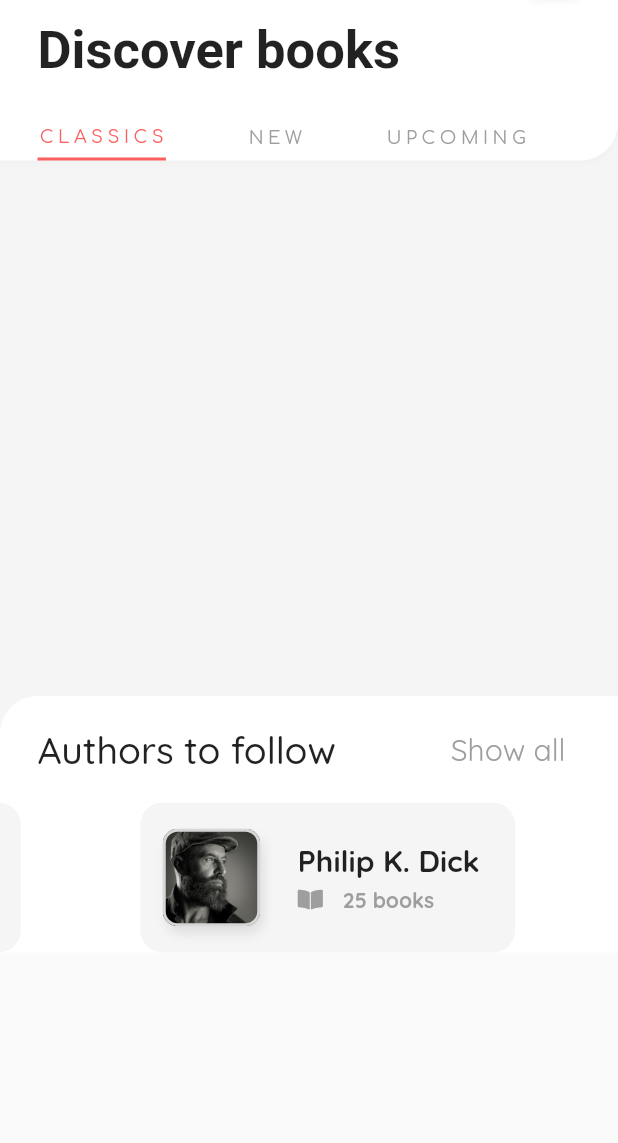
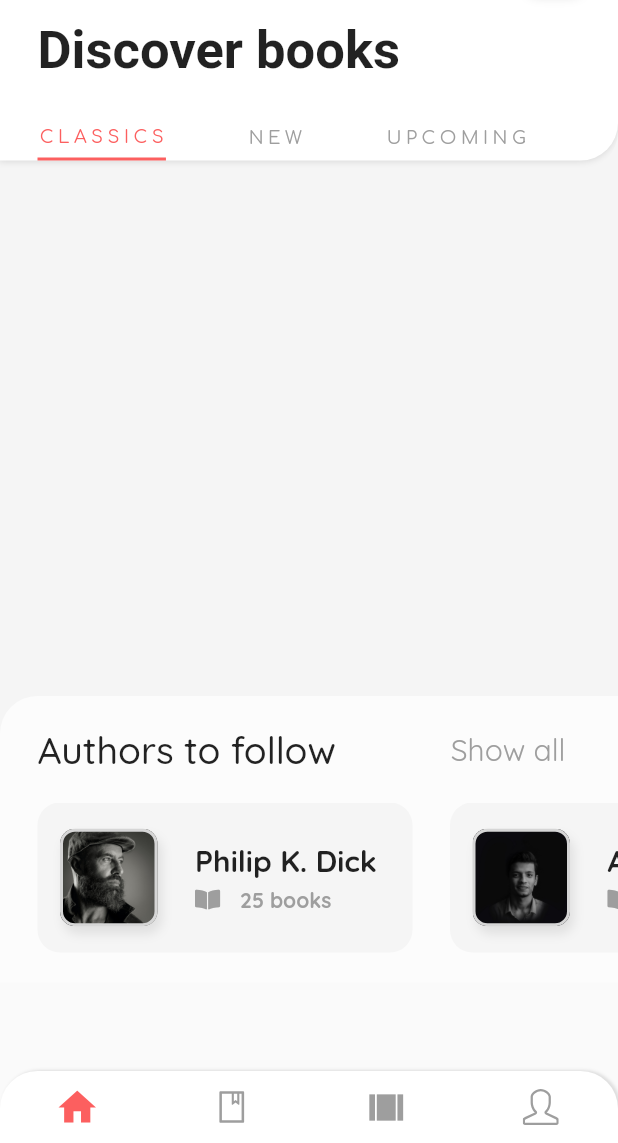
Before and after one commit to Rahul-Blatz/BookStore-MockUp-UI-Flutter, a Flutter app: the screen it shows after launch, on a phone screen of 412 x 824 dp, the part 93-1236 px from its top. Run offline on Flutter 3.47's test engine with Material 2 defaults, Android fonts, the phone set to English and light mode, and no system bars; drawn by our look-alikes of carousel_slider; our stand-ins replace flutter_icons, google_fonts.

Commit message:
Added Bottom App Bar

```diff
--- a/lib/pages/homepage.dart
+++ b/lib/pages/homepage.dart
@@ -2,12 +2,44 @@ import 'package:bookstore/constants.dart';
 import 'package:bookstore/widgets/author_container.dart';
 import 'package:bookstore/widgets/fancy_app_bar.dart';
 import 'package:bookstore/widgets/fancy_tab_bar.dart';
-import 'package:carousel_slider/carousel_slider.dart';
 import 'package:flutter/cupertino.dart';
 import 'package:flutter/material.dart';
+import 'package:flutter_icons/flutter_icons.dart';
 import 'package:google_fonts/google_fonts.dart';
 
 class HomePage extends StatelessWidget {
+  final List<IconButton> bottomIcons = [
+    IconButton(
+      icon: Icon(
+        Icons.home,
+        color: Color(primaryRed),
+        size: 30.0,
+      ),
+      onPressed: () {},
+    ),
+    IconButton(
+      icon: Icon(
+        AntDesign.book,
+        color: Colors.grey,
+      ),
+      onPressed: () {},
+    ),
+    IconButton(
+      icon: Icon(
+        MaterialIcons.view_array,
+        color: Colors.grey,
+        size: 30.0,
+      ),
+      onPressed: () {},
+    ),
+    IconButton(
+      icon: Icon(
+        SimpleLineIcons.user,
+        color: Colors.grey,
+      ),
+      onPressed: () {},
+    ),
+  ];
   final List<AuthorContainer> authorList = [
     AuthorContainer(
       imageUrl: 'assets/images/person3.jpg',
@@ -20,7 +52,7 @@ class HomePage extends StatelessWidget {
       noOfBooks: '10',
     ),
     AuthorContainer(
-      imageUrl: 'assets/images/person1.jpg',
+      imageUrl: 'assets/images/person4.jpg',
       authorName: 'John Cena',
       noOfBooks: '3',
     ),
@@ -31,6 +63,24 @@ class HomePage extends StatelessWidget {
       debugShowCheckedModeBanner: false,
       home: SafeArea(
         child: Scaffold(
+          bottomNavigationBar: Container(
+            decoration: BoxDecoration(
+                color: Colors.white,
+                boxShadow: [
+                  BoxShadow(
+                    color: Colors.grey.withOpacity(.3),
+                    offset: Offset.fromDirection(270, 2),
+                    blurRadius: 1,
+                  ),
+                ],
+                borderRadius: BorderRadius.only(
+                    topLeft: Radius.circular(25),
+                    topRight: Radius.circular(25))),
+            child: Row(
+              mainAxisAlignment: MainAxisAlignment.spaceAround,
+              children: bottomIcons,
+            ),
+          ),
           body: SingleChildScrollView(
             child: Container(
               color: Colors.white,
@@ -67,16 +117,39 @@ class HomePage extends StatelessWidget {
                     color: Colors.grey[100],
                     child: Container(
                       decoration: BoxDecoration(
+                        color: Colors.white70,
                         borderRadius: BorderRadius.only(
                           topLeft: Radius.circular(25.0),
                         ),
-                        color: Colors.white,
                       ),
-                      child: Column(
+                      child: AuthorWidget(authorList: authorList),
+                    ),
+                  ),
+                ],
+              ),
+            ),
+          ),
+        ),
+      ),
+    );
+  }
+}
+
+class AuthorWidget extends StatelessWidget {
+  const AuthorWidget({
+    Key key,
+    @required this.authorList,
+  }) : super(key: key);
+
+  final List<AuthorContainer> authorList;
+
+  @override
+  Widget build(BuildContext context) {
+    return Column(
       children: <Widget>[
         Padding(
-                            padding: EdgeInsets.symmetric(
-                                horizontal: paddingSide, vertical: 20.0),
+          padding:
+              EdgeInsets.symmetric(horizontal: paddingSide, vertical: 20.0),
           child: Row(
             mainAxisAlignment: MainAxisAlignment.spaceBetween,
             children: <Widget>[
@@ -91,27 +164,24 @@ class HomePage extends StatelessWidget {
                 padding: EdgeInsets.only(right: 10),
                 child: Text(
                   'Show all',
-                                    style: GoogleFonts.quicksand(
-                                        color: Colors.grey, fontSize: 20.0),
+                  style:
+                      GoogleFonts.quicksand(color: Colors.grey, fontSize: 20.0),
                 ),
               ),
             ],
           ),
         ),
-                        ],
+        Padding(
+          padding: const EdgeInsets.only(bottom: 20.0),
+          child: Container(
+            height: 100,
+            child: ListView(
+              scrollDirection: Axis.horizontal,
+              children: authorList,
             ),
           ),
         ),
-                  CarouselSlider(
-                    options: CarouselOptions(height: 100),
-                    items: authorList.toList(),
-                  ),
       ],
-              ),
-            ),
-          ),
-        ),
-      ),
     );
   }
 }
--- a/lib/widgets/fancy_tab_bar.dart
+++ b/lib/widgets/fancy_tab_bar.dart
@@ -34,7 +34,7 @@ class FancyTabBar extends StatelessWidget {
             decoration: BoxDecoration(
                 boxShadow: [
                   BoxShadow(
-                    color: Colors.grey[200],
+                    color: Colors.grey.withOpacity(.3),
                     offset: Offset.fromDirection(90, 1),
                     blurRadius: 3,
                   )
--- a/pubspec.yaml
+++ b/pubspec.yaml
@@ -26,7 +26,7 @@ dependencies:
   flutter_icons: ^1.1.0
   google_fonts: ^1.1.0
 #  division: ^0.8.8
-  carousel_slider: ^2.2.1
+#  carousel_slider: ^2.2.1
 
 
 
```
Also changed, not shown: pubspec.lock. Lines whose indentation alone changed are shown as unchanged.
